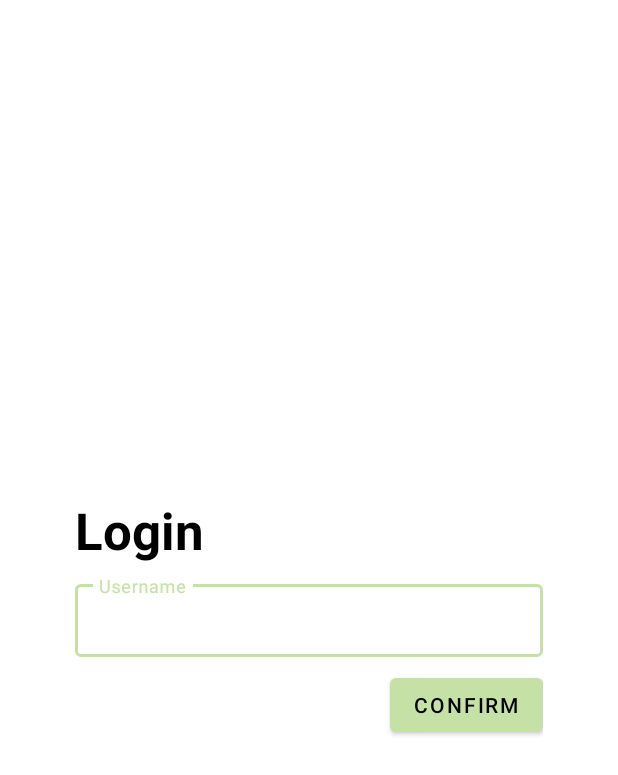
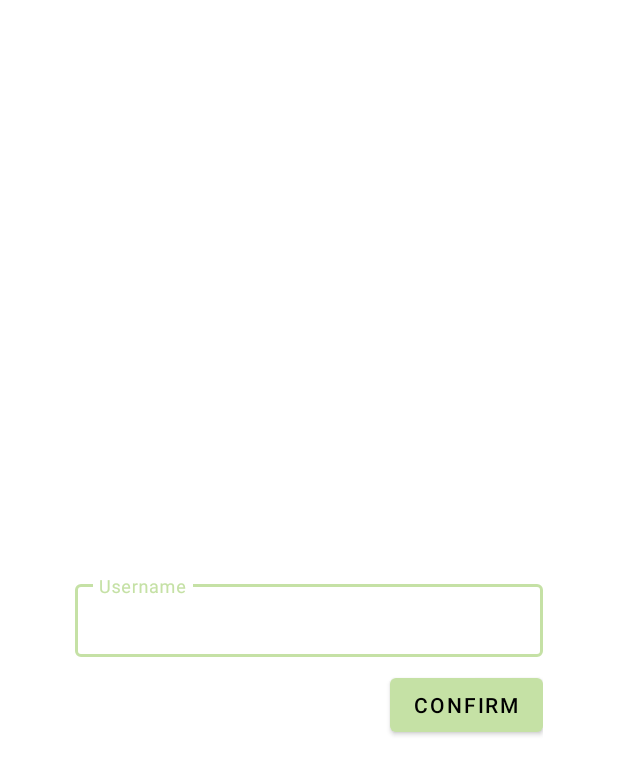
Before and after one commit to lschiavini/StreamChat, an Android app: the screen it shows after launch (MainActivity), on a phone screen of 412 x 824 dp. Shown: the top 775 px of the screen. Run offline under Robolectric (Android 15) with nearby library versions, the phone set to English and light mode, and no system bars; our stand-ins replace Dagger/Hilt's generated code; libraries missing offline, so code that uses them is left out: io.getstream.chat; 1 statement that could not run was skipped.

Commit message:
Color setup and removing unused code

```diff
--- a/app/src/main/res/layout/fragment_channel.xml
+++ b/app/src/main/res/layout/fragment_channel.xml
@@ -1,7 +1,6 @@
 <?xml version="1.0" encoding="utf-8"?>
 <androidx.constraintlayout.widget.ConstraintLayout xmlns:android="http://schemas.android.com/apk/res/android"
     xmlns:app="http://schemas.android.com/apk/res-auto"
-    xmlns:tools="http://schemas.android.com/tools"
     android:layout_width="match_parent"
     android:layout_height="match_parent">
 
--- a/app/src/main/res/layout/fragment_login.xml
+++ b/app/src/main/res/layout/fragment_login.xml
@@ -11,7 +11,7 @@
         android:layout_width="wrap_content"
         android:layout_height="wrap_content"
         android:text="@string/login"
-        android:textColor="@color/black"
+        android:textColor="@color/white"
         android:textSize="34sp"
         android:textStyle="bold"
         app:layout_constraintBottom_toTopOf="@+id/tilUsername"
--- a/app/src/main/res/values-night/themes.xml
+++ b/app/src/main/res/values-night/themes.xml
@@ -4,11 +4,11 @@
         <!-- Primary brand color. -->
         <item name="colorPrimary">@color/green_200</item>
         <item name="colorPrimaryVariant">@color/green_700</item>
-        <item name="colorOnPrimary">@color/black</item>
+        <item name="colorOnPrimary">@color/white</item>
         <!-- Secondary brand color. -->
         <item name="colorSecondary">@color/orange</item>
         <item name="colorSecondaryVariant">@color/orange</item>
-        <item name="colorOnSecondary">@color/black</item>
+        <item name="colorOnSecondary">@color/white</item>
         <!-- Status bar color. -->
         <item name="android:statusBarColor" tools:targetApi="l">?attr/colorPrimaryVariant</item>
         <!-- Customize your theme here. -->
```
